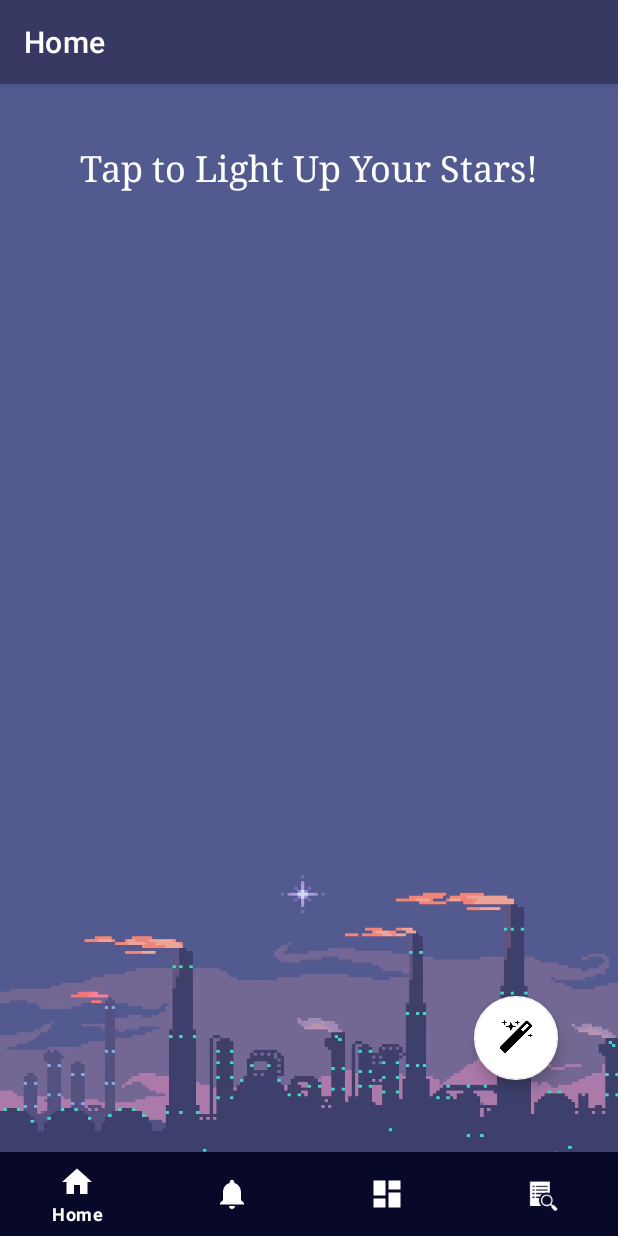
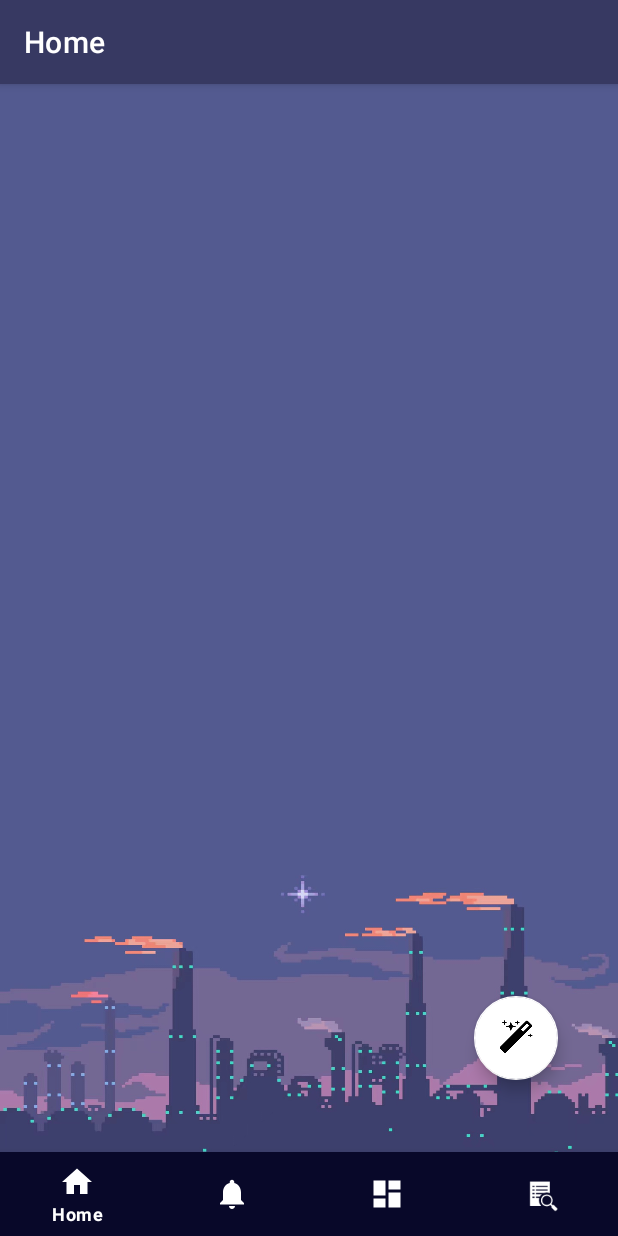
Before and after one commit to MeU1024/Lumos, an Android app: the screen it shows after launch (MainActivity), on a phone screen of 412 x 824 dp. Run offline under Robolectric (Android 15) with nearby library versions, the phone set to English and light mode, and no system bars; our stand-ins replace navigation-ui.

Commit message:
star click event

```diff
--- a/app/src/main/java/com/example/lumos/ui/review/ReviewFragment.java
+++ b/app/src/main/java/com/example/lumos/ui/review/ReviewFragment.java
@@ -77,7 +77,7 @@ public class ReviewFragment extends Fragment {
 
                 //如果选的是今天，
                 if(choose_String.equals(getDateToday())){
-                    String sql_allhabit = "select count(*) from habit where state = 0";
+                    String sql_allhabit = "select count(*) from habit where state != 1 or state != 2";
                     Cursor cursor_allhabit = db.rawQuery(sql_allhabit, null);
                     cursor_allhabit.moveToFirst();
                     long allhabit_count = cursor_allhabit.getLong(0);
--- a/app/src/main/res/layout/fragment_home.xml
+++ b/app/src/main/res/layout/fragment_home.xml
@@ -8,36 +8,18 @@
     android:background="@drawable/purple_sky"
     tools:context=".ui.home.HomeFragment">
 
-    <TextView
-        android:id="@+id/textView"
-        android:layout_width="match_parent"
-        android:layout_height="wrap_content"
-        android:layout_marginStart="20dp"
-        android:layout_marginTop="40dp"
-        android:layout_marginEnd="20dp"
-        android:fontFamily="serif"
-        android:text="Tap to Light Up Your Stars!"
-        android:textAlignment="center"
-        android:textColor="@color/white"
-        android:fillViewport="true"
-        android:textSize="24sp"
-        app:layout_constraintEnd_toEndOf="parent"
-        app:layout_constraintHorizontal_bias="0.0"
-        app:layout_constraintStart_toStartOf="parent"
-        app:layout_constraintTop_toTopOf="parent" />
 
     <ScrollView
         android:layout_width="0dp"
-        android:layout_height="350dp"
+        android:layout_height="370dp"
         android:layout_marginStart="30dp"
-        android:layout_marginTop="40dp"
         android:layout_marginEnd="30dp"
         android:layout_marginBottom="250dp"
         android:scrollbars="none"
         app:layout_constraintBottom_toBottomOf="parent"
         app:layout_constraintEnd_toEndOf="parent"
         app:layout_constraintStart_toStartOf="parent"
-        app:layout_constraintTop_toBottomOf="@id/textView">
+        app:layout_constraintTop_toTopOf="parent">
 
         <LinearLayout
             android:id="@+id/layout_home"
```
Also changed, not shown: app/src/main/java/com/example/lumos/MainActivity.java (+47 -1 lines), app/src/main/java/com/example/lumos/ui/home/HomeFragment.java (+22 -1 lines), app/src/main/java/com/example/lumos/ui/home/TodayStarView.java (+7 -0 lines), app/src/main/res/layout/component_today_star.xml (+6 -5 lines), 1 other file.
